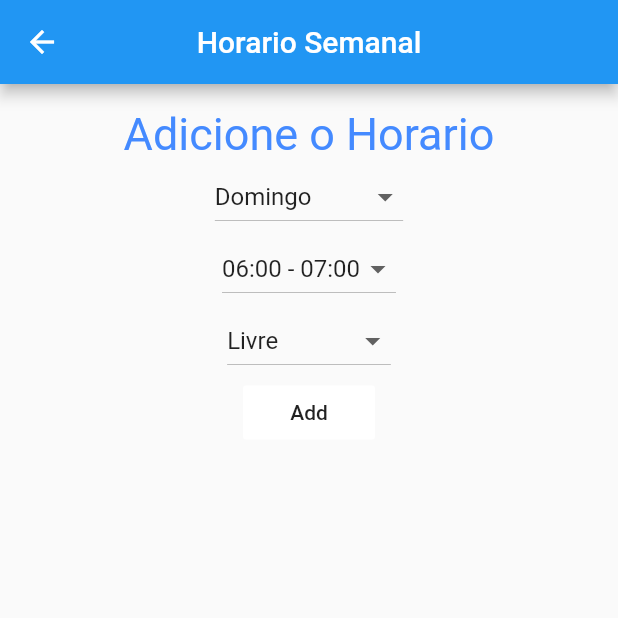
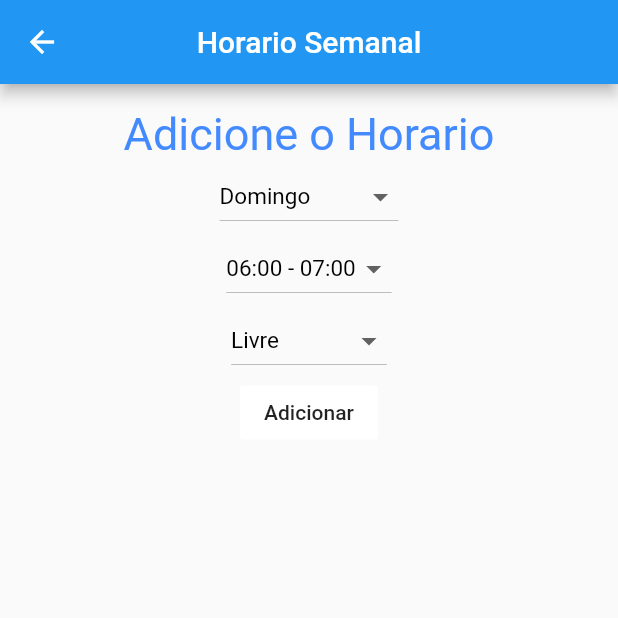
Before and after one commit to sanka01/academia_de_herois, a Flutter app: the PaginaAddHorario screen opened by its route, on a phone screen of 412 x 824 dp, the top half of it. Run offline on Flutter 3.47's test engine with Material 2 defaults, Android fonts, the phone set to English and light mode, and no system bars.

```diff
--- a/lib/main.dart
+++ b/lib/main.dart
@@ -56,3 +56,36 @@ class _PaginaInicialState extends State<PaginaInicial> {
         )));
   }
 }
+
+class BoxSelect {
+  List itens;
+
+  String _itemSelecionado;
+
+  String get itemSelecionado => _itemSelecionado;
+
+  List<DropdownMenuItem<String>> dropDownItens;
+
+  BoxSelect(this.itens, this.dropDownItens) {
+    dropDownItens = getDropDownItens();
+    _itemSelecionado = itens.first.toString();
+  }
+
+  List<DropdownMenuItem<String>> getDropDownItens() {
+    List<DropdownMenuItem<String>> items = new List();
+    for (var item in itens) {
+      items.add(new DropdownMenuItem(
+          value: item.toString(),
+          child: new Text(
+            item.toString(),
+            style: TextStyle(color: Colors.black, fontSize: 15),
+          )));
+    }
+    return items;
+  }
+
+  String changedDropDownItem(String itemSelecionado) {
+    _itemSelecionado = itemSelecionado;
+    return _itemSelecionado;
+  }
+}
--- a/lib/model/pessoa/Aluno.dart
+++ b/lib/model/pessoa/Aluno.dart
@@ -6,5 +6,7 @@ class Aluno extends Pessoa{
   Responsavel responsavel;
   List<Pacote> pacotesComprados;
 
+  Aluno(String nome) : super(nome);
+
 
 }
--- a/lib/model/pessoa/Responsavel.dart
+++ b/lib/model/pessoa/Responsavel.dart
@@ -4,4 +4,6 @@ import 'package:academia_de_herois/model/pessoa/Pessoa.dart';
 class Responsavel extends Pessoa{
   List<Aluno> alunos;
 
+  Responsavel(String nome) : super(nome);
+
 }
--- a/lib/views/AddHorario.dart
+++ b/lib/views/AddHorario.dart
@@ -1,5 +1,7 @@
 import 'package:flutter/material.dart';
 import 'package:academia_de_herois/util/Util.dart';
+
+import '../main.dart';
 
 class PaginaAddHorario extends StatefulWidget {
   @override
@@ -13,9 +15,9 @@ class _PaginaAddHorarioState extends State<PaginaAddHorario> {
   List<DropdownMenuItem<String>> _dropDownHoras;
   List<DropdownMenuItem<String>> _dropDownTipos;
 
-  _BoxSelect dropDownDias;
-  _BoxSelect dropDownHora;
-  _BoxSelect dropDownTipo;
+  BoxSelect dropDownDias;
+  BoxSelect dropDownHora;
+  BoxSelect dropDownTipo;
 
   String status = "";
 
@@ -41,10 +43,10 @@ class _PaginaAddHorarioState extends State<PaginaAddHorario> {
 
   _add() {
     List horario = [
-      dropDownDias._itens[dropDownDias._itemSelecionado],
-      dropDownHora._itens[dropDownHora._itemSelecionado]
+      diasSemana[dropDownDias.itemSelecionado],
+      diasSemana[dropDownHora.itemSelecionado]
     ];
-    int tipo = dropDownTipo._itens[dropDownTipo._itemSelecionado];
+    int tipo = tipos[dropDownTipo.itemSelecionado];
     setState(() {
       status = usuario.addHorario(tipo, horario);
     });
@@ -52,9 +54,9 @@ class _PaginaAddHorarioState extends State<PaginaAddHorario> {
 
   @override
   void initState() {
-    dropDownDias = _BoxSelect(diasSemana, _dropDownDiasSemana);
-    dropDownHora = _BoxSelect(horas, _dropDownHoras);
-    dropDownTipo = _BoxSelect(tipos, _dropDownTipos);
+    dropDownDias = BoxSelect(diasSemana.keys.toList(), _dropDownDiasSemana);
+    dropDownHora = BoxSelect(horas.keys.toList(), _dropDownHoras);
+    dropDownTipo = BoxSelect(tipos.keys.toList(), _dropDownTipos);
     super.initState();
   }
 
@@ -80,22 +82,22 @@ class _PaginaAddHorarioState extends State<PaginaAddHorario> {
                             TextStyle(color: Colors.blueAccent, fontSize: 30.0),
                       ),
                       DropdownButton(
-                        value: dropDownDias._itemSelecionado,
-                        items: dropDownDias._dropDownItens,
+                        value: dropDownDias.itemSelecionado,
+                        items: dropDownDias.dropDownItens,
                         onChanged: changedDropDownDias,
                       ),
                       DropdownButton(
-                        value: dropDownHora._itemSelecionado,
-                        items: dropDownHora._dropDownItens,
+                        value: dropDownHora.itemSelecionado,
+                        items: dropDownHora.dropDownItens,
                         onChanged: changedDropDownHoras,
                       ),
                       DropdownButton(
-                        value: dropDownTipo._itemSelecionado,
-                        items: dropDownTipo._dropDownItens,
+                        value: dropDownTipo.itemSelecionado,
+                        items: dropDownTipo.dropDownItens,
                         onChanged: changedDropDownTipos,
                       ),
                       FlatButton(
-                        child: Text("Add"),
+                        child: Text("Adicionar"),
                         onPressed: _add,
                         color: Colors.white,
                       ),
@@ -104,28 +106,3 @@ class _PaginaAddHorarioState extends State<PaginaAddHorario> {
                 ))));
   }
 }
-
-class _BoxSelect {
-  Map<String, int> _itens;
-
-  String _itemSelecionado;
-  List<DropdownMenuItem<String>> _dropDownItens;
-
-  _BoxSelect(this._itens, this._dropDownItens) {
-    _dropDownItens = getDropDownItens();
-    _itemSelecionado = _itens.keys.first;
-  }
-
-  List<DropdownMenuItem<String>> getDropDownItens() {
-    List<DropdownMenuItem<String>> items = new List();
-    for (String item in _itens.keys.toList()) {
-      items.add(new DropdownMenuItem(value: item, child: new Text(item)));
-    }
-    return items;
-  }
-
-  String changedDropDownItem(String itemSelecionado) {
-    _itemSelecionado = itemSelecionado;
-    return _itemSelecionado;
-  }
-}
--- a/pubspec.yaml
+++ b/pubspec.yaml
@@ -14,7 +14,7 @@ description: A new Flutter application.
 version: 1.0.0+1
 
 environment:
-  sdk: ">=2.1.0 <3.0.0"
+  sdk: ">=2.2.0 <3.0.0"
 
 dependencies:
   flutter:
```
Also changed, not shown: lib/model/pessoa/Pessoa.dart (+2 -7 lines), lib/model/pessoa/Professor.dart (+8 -11 lines), lib/util/Util.dart (+8 -1 lines), lib/views/Agendamento.dart (+45 -8 lines), pubspec.lock, 1 other file.
